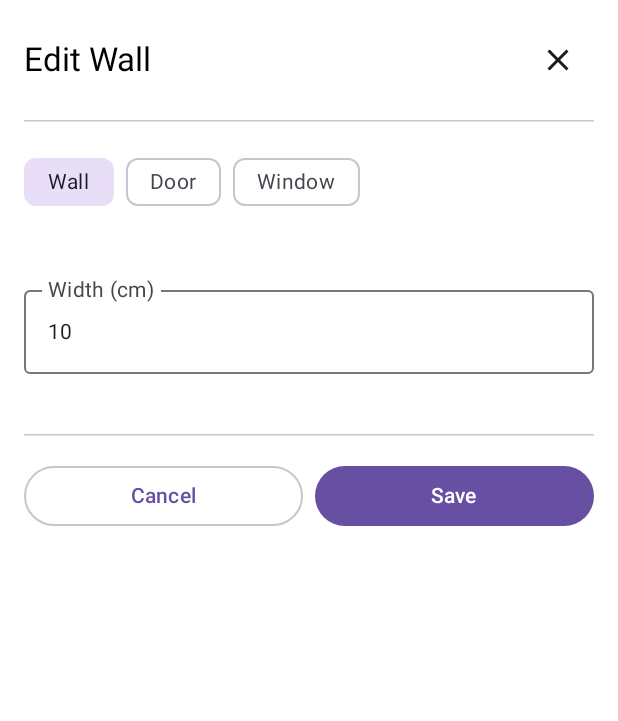
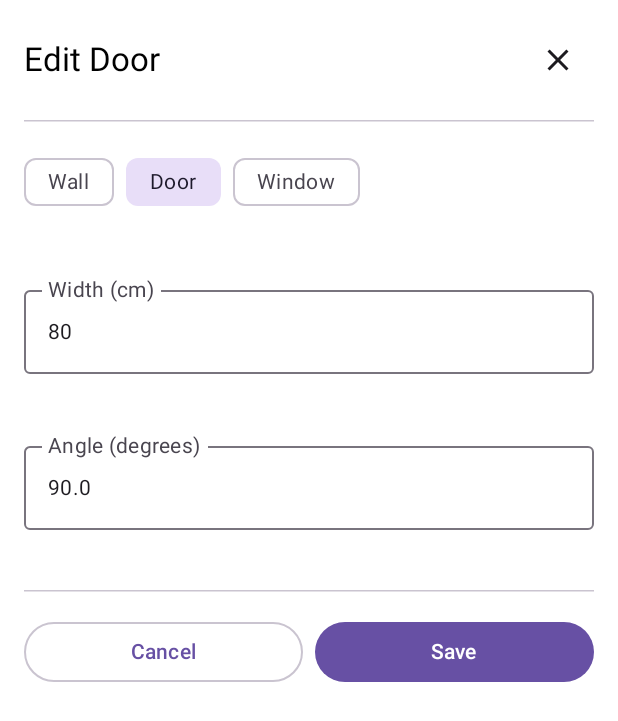
Before and after one commit to isseikz/Puzzroom, an Android app built with Jetpack Compose: the @Preview function ShapeAttributeFormPreview, on a phone screen of 412 x 824 dp. Shown: the top 721 px of the screen. Run offline under Robolectric (Android 15) with nearby library versions, the phone set to English and light mode, and no system bars.

Commit message:
Add angle input field to ShapeAttributeForm for door editing
Co-authored-by: isseikz <14265239+isseikz@users.noreply.github.com>

```diff
--- a/composeApp/src/commonMain/kotlin/tokyo/isseikuzumaki/puzzroom/ui/organisms/ShapeAttributeForm.kt
+++ b/composeApp/src/commonMain/kotlin/tokyo/isseikuzumaki/puzzroom/ui/organisms/ShapeAttributeForm.kt
@@ -125,6 +125,18 @@ fun ShapeAttributeForm(
 
         VerticalSpacer(height = 8.dp)
 
+        // Angle input (for doors)
+        if (formData.shapeType == RoomShapeType.DOOR) {
+            AppTextField(
+                value = formData.angle.value.toString(),
+                onValueChange = { formData = formData.copy(angle = (it.toFloatOrNull() ?: 0f).degree()) },
+                label = "Angle (degrees)",
+                modifier = Modifier.fillMaxWidth()
+            )
+
+            VerticalSpacer(height = 8.dp)
+        }
+
         HorizontalDivider()
 
         // Action buttons
@@ -146,8 +158,9 @@ fun ShapeAttributeForm(
 private fun ShapeAttributeFormPreview() {
     ShapeAttributeForm(
         initialData = ShapeAttributeFormData(
-            shapeType = RoomShapeType.WALL,
-            width = 10.cm,
+            shapeType = RoomShapeType.DOOR,
+            width = 80.cm,
+            angle = 90.degree
         ),
         onDismiss = {},
         onSave = {}
@@ -177,6 +190,7 @@ private fun ShapeAttributeFormWithBottomSheetPreview(
             ShapeAttributeFormData(
                 shapeType = RoomShapeType.DOOR,
                 width = 80.cm,
+                angle = 90.degree
             )
         )
     }
@@ -196,7 +210,7 @@ private fun ShapeAttributeFormWithBottomSheetPreview(
             )
 
             AppText(
-                text = "Current: ${currentData.shapeType.displayName()} (${currentData.width}cm width)",
+                text = "Current: ${currentData.shapeType.displayName()} (${currentData.width}cm width, ${currentData.angle.value}° angle)",
                 style = MaterialTheme.typography.bodyMedium
             )
 
```
